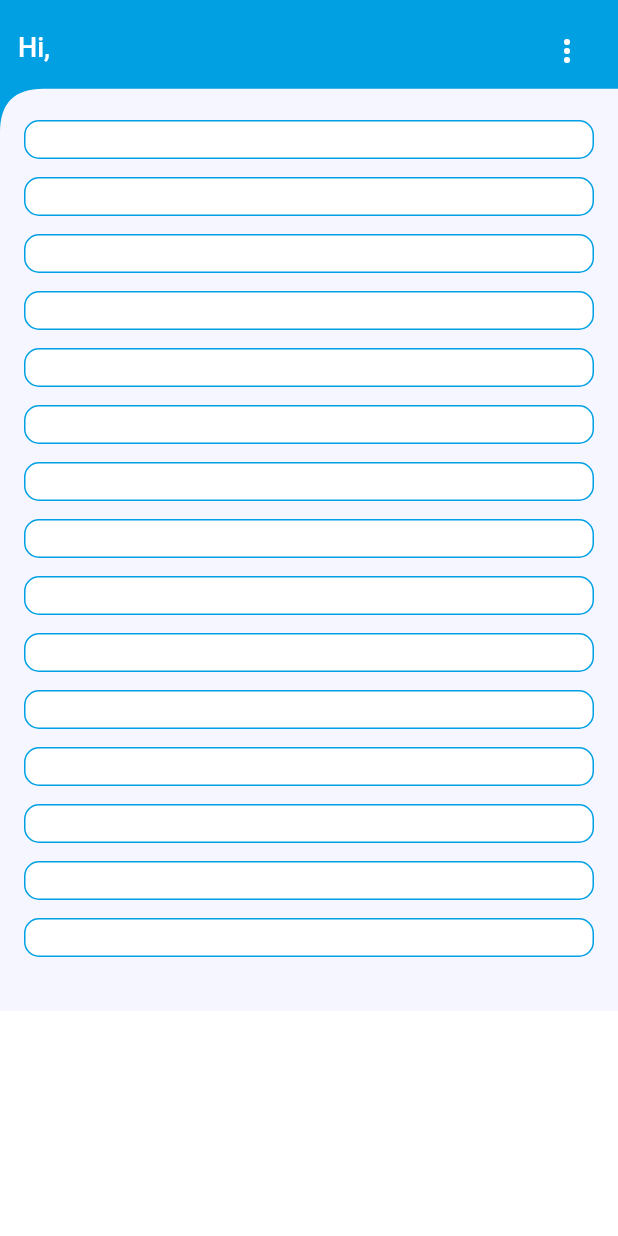
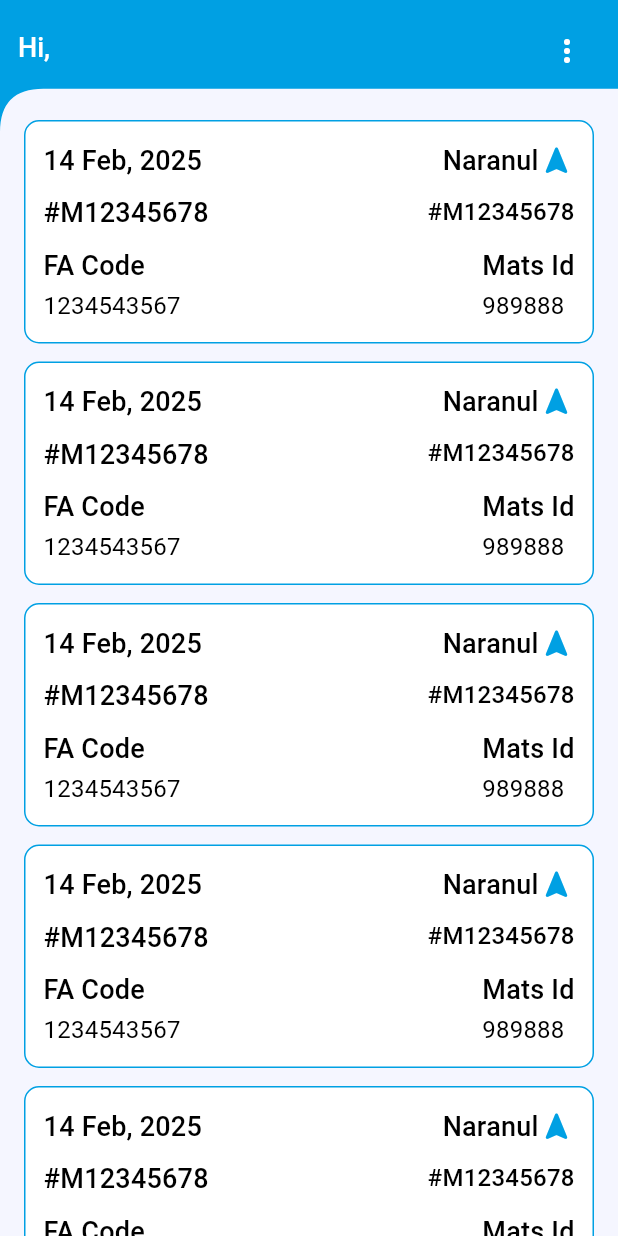
Before and after one commit to harishkokcha91/Sanyukt_flutter, a Flutter app: the DriverTicketListPage screen opened by its route, on a phone screen of 412 x 824 dp. Run offline on Flutter 3.47's test engine with Material 3 defaults, Android fonts, the phone set to English and light mode, and no system bars; our stand-ins replace connectivity_plus, dio, file_picker, flutter_screenutil, geolocator, get and 7 more; missing offline and left inert: google_geocoding; accounts and stored records are empty; Roboto replaces fonts that are missing (SfProDisplay).

Commit message:
ticket list

```diff
--- a/lib/Controller/LoginController.dart
+++ b/lib/Controller/LoginController.dart
@@ -50,7 +50,7 @@ class LoginController extends GetxController with StateMixin {
             username: loginRes.value!.data!.data![0].username);
         PreferenceManager().saveUserId(
             userId: loginRes.value!.data!.data![0].userid.toString());
-        CustomNavigator.pushReplace(Routes.HOME);
+        CustomNavigator.pushReplace(Routes.JOB_LIST);
       }else{
         ShowMessages().showSnackBarRed("",loginRes.value!.msg);
       }
--- a/lib/Pages/DriverTicketListPage.dart
+++ b/lib/Pages/DriverTicketListPage.dart
@@ -10,6 +10,7 @@ import '../Utils/Spacers.dart';
 import '../Widgets/BorderButton.dart';
 import '../Widgets/ParentWidgetMobile.dart';
 import '../Widgets/PrimaryButton.dart';
+import 'package:intl/intl.dart';
 
 class DriverTicketListPage extends StatefulWidget {
   const DriverTicketListPage({super.key});
@@ -105,7 +106,7 @@ class _DriverTicketListPageState extends State<DriverTicketListPage> {
                     CustomSpacers.height32,
                     ListView.builder(
                       itemCount: 15,
-                    physics: NeverScrollableScrollPhysics(),
+                        physics: const NeverScrollableScrollPhysics(),
                         shrinkWrap: true,
                         itemBuilder: (context, index) {
                           return Container(
@@ -122,6 +123,106 @@ class _DriverTicketListPageState extends State<DriverTicketListPage> {
                             child: Column(
                               crossAxisAlignment: CrossAxisAlignment.start,
                               children: [
+
+                                Row(
+                                  mainAxisAlignment: MainAxisAlignment.spaceBetween,
+                                  children: [
+                                    Text(
+                                      DateFormat("dd MMM, yyyy").format(DateTime.now()),
+                                      style: Get.theme.textTheme.titleMedium!.copyWith(
+                                        fontWeight: FontWeight.w500,
+                                        fontSize: 18
+                                      ),
+                                    ),
+                                    Row(
+                                      children: [
+                                        Text(
+                                          "Naranul",
+                                          style: Get.theme.textTheme.titleMedium!.copyWith(
+                                              fontWeight: FontWeight.w500,
+                                              fontSize: 18
+                                          ),
+                                        ),
+                                        const Icon(
+                                          Icons.navigation_rounded,
+                                          color: Constants.COLOR_PRIMARY,
+                                          size: 24,
+                                        )
+                                      ],
+                                    ),
+                                  ],
+                                ),
+                                CustomSpacers.height8,
+                                Row(
+                                  mainAxisAlignment: MainAxisAlignment.spaceBetween,
+                                  children: [
+                                    Text(
+                                      "#M12345678",
+                                      style: Get.theme.textTheme.titleMedium!.copyWith(
+                                          fontWeight: FontWeight.w500,
+                                          fontSize: 18
+                                      ),
+                                    ),
+                                    Text(
+                                      "#M12345678",
+                                      style: Get.theme.textTheme.titleMedium!.copyWith(
+                                          fontWeight: FontWeight.w500,
+                                          fontSize: 16
+                                      ),
+                                    ),
+                                  ],
+                                ),
+                                CustomSpacers.height8,
+
+                                Row(
+                                  mainAxisAlignment: MainAxisAlignment.spaceBetween,
+                                  children: [
+                                    Column(
+                                      crossAxisAlignment: CrossAxisAlignment.start,
+                                      children: [
+                                        Text(
+                                          "FA Code",
+                                          style: Get.theme.textTheme.titleMedium!.copyWith(
+                                              fontWeight: FontWeight.w500,
+                                              fontSize: 18
+                                          ),
+                                        ),
+                                        vSpacer(2),
+                                        Text(
+                                          "1234543567",
+                                          style: Get.theme.textTheme.titleMedium!.copyWith(
+                                              fontWeight: FontWeight.w400,
+                                              fontSize: 16
+                                          ),
+                                        ),
+                                      ],
+                                    ),
+
+                                    Column(
+                                      crossAxisAlignment: CrossAxisAlignment.start,
+                                      children: [
+                                        Text(
+                                          "Mats Id",
+                                          style: Get.theme.textTheme.titleMedium!.copyWith(
+                                              fontWeight: FontWeight.w500,
+                                              fontSize: 18
+                                          ),
+                                        ),
+                                        vSpacer(2),
+                                        Text(
+                                          "989888",
+                                          style: Get.theme.textTheme.titleMedium!.copyWith(
+                                              fontWeight: FontWeight.w400,
+                                              fontSize: 16
+                                          ),
+                                        ),
+                                      ],
+                                    ),
+                                  ],
+                                ),
+
+
+
 
                               ],
                             )
```
Also changed, not shown: 39 other files. Lines whose indentation alone changed are shown as unchanged.
